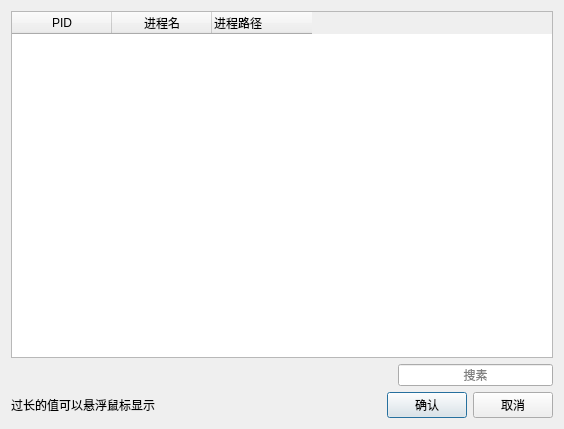
First picture: the form in client/ProcListDialog.ui, repository 992271363/desktop-activity-system, before the edit.
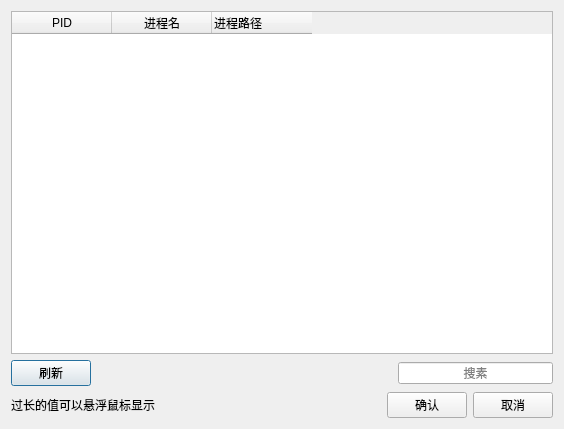
Second picture: the form after the edit.

Patch:
```diff
--- a/client/ProcListDialog.ui
+++ b/client/ProcListDialog.ui
@@ -38,6 +38,13 @@
    </item>
    <item>
     <layout class="QHBoxLayout" name="horizontalLayout_2">
+     <item>
+      <widget class="QPushButton" name="list_brush">
+       <property name="text">
+        <string>刷新</string>
+       </property>
+      </widget>
+     </item>
      <item>
       <spacer name="horizontalSpacer_2">
        <property name="orientation">
```
